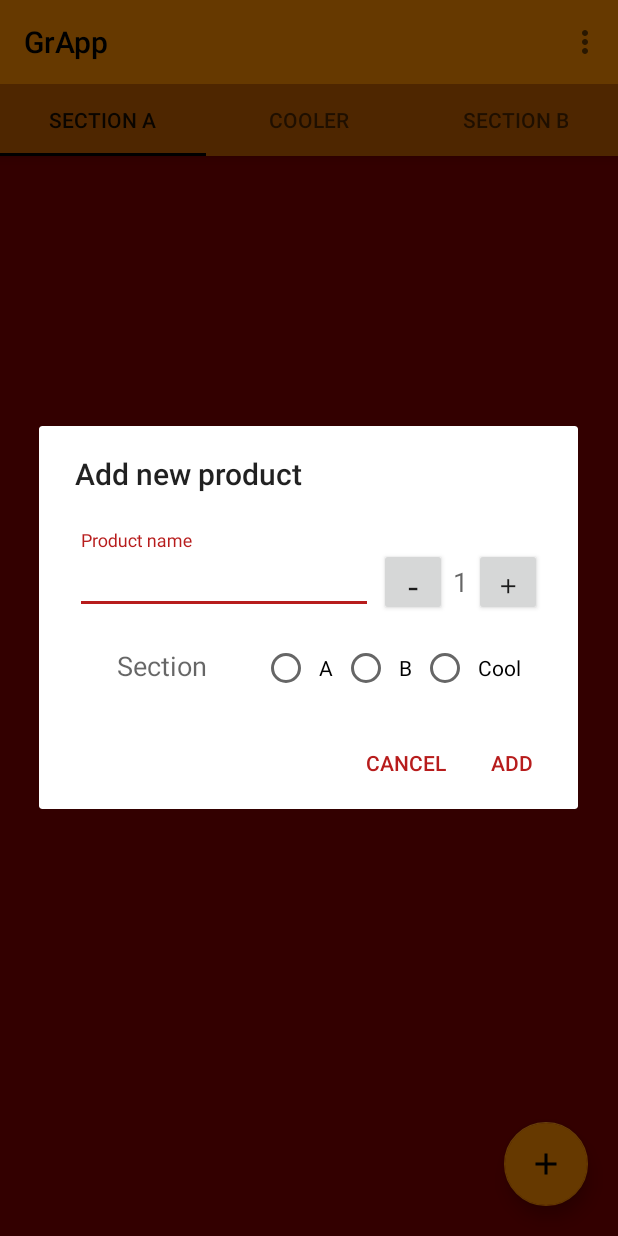
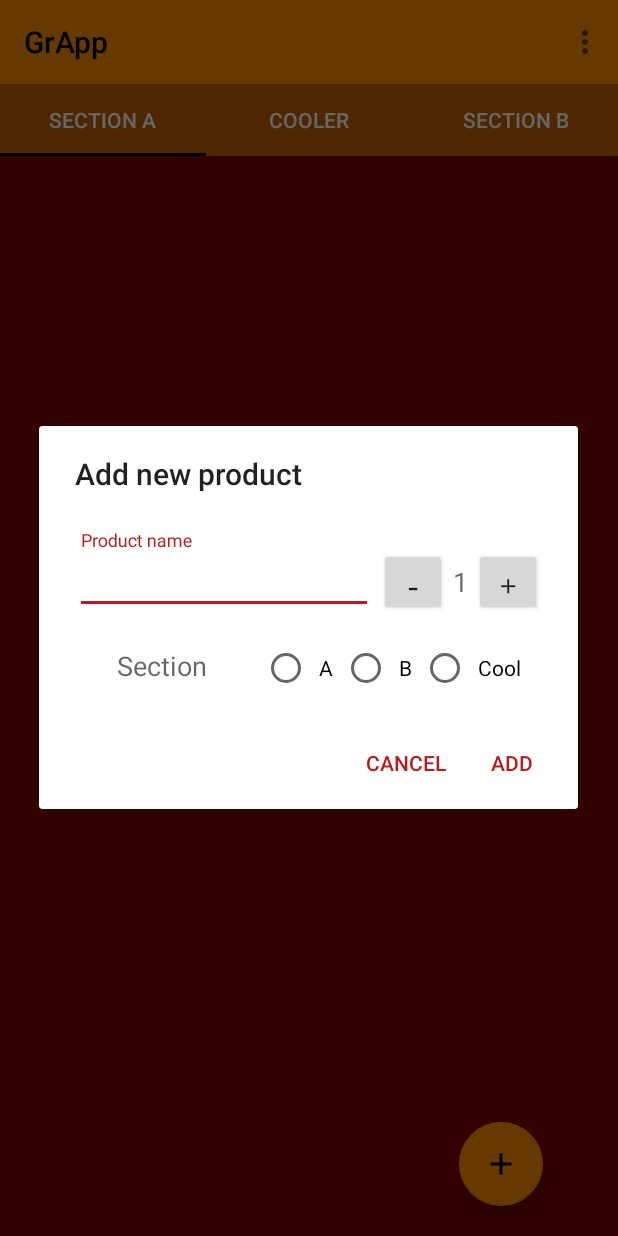
Before and after one commit to floatingreels/GroceryListJava, an Android app: the screen it shows after launch (MainActivity), after a tap on an icon or button, on a phone screen of 412 x 824 dp. Run offline under Robolectric (Android 15) with nearby library versions, the phone set to English and light mode, and no system bars; our stand-ins replace Room's generated code; 2 statements that could not run were skipped.

Commit message:
Changed text color for Tab Layout to secondaryTextColor

```diff
--- a/app/src/main/res/layout/activity_main.xml
+++ b/app/src/main/res/layout/activity_main.xml
@@ -10,8 +10,8 @@
         android:id="@+id/fab_add_product_dialog"
         android:layout_width="wrap_content"
         android:layout_height="wrap_content"
-        android:layout_marginEnd="20dp"
-        android:layout_marginRight="20dp"
+        android:layout_marginEnd="50dp"
+        android:layout_marginRight="50dp"
         android:layout_marginBottom="20dp"
         android:clickable="true"
         android:focusable="true"
@@ -40,7 +40,8 @@
             android:layout_width="match_parent"
             android:layout_height="wrap_content"
             android:background="@color/primaryDarkColor"
-            app:tabIndicatorColor="@color/primaryTextColor">
+            app:tabIndicatorColor="@color/primaryTextColor"
+            app:tabTextColor="@color/secondaryTextColor">
 
         </com.google.android.material.tabs.TabLayout>
 
@@ -50,12 +51,13 @@
         android:id="@+id/fragment_container"
         android:layout_width="0dp"
         android:layout_height="0dp"
+        android:scrollbars="vertical"
         app:layout_constraintBottom_toBottomOf="parent"
         app:layout_constraintEnd_toEndOf="parent"
         app:layout_constraintHorizontal_bias="0.0"
         app:layout_constraintStart_toStartOf="parent"
-        app:layout_constraintTop_toBottomOf="@+id/appBarLayout" />
-
+        app:layout_constraintTop_toBottomOf="@+id/appBarLayout"
+        app:layout_constraintVertical_bias="0.0" />
 
 
 </androidx.constraintlayout.widget.ConstraintLayout>
--- a/app/src/main/res/layout/card_product.xml
+++ b/app/src/main/res/layout/card_product.xml
@@ -54,11 +54,13 @@
             android:id="@+id/iv_card_add_to_cart"
             android:layout_width="wrap_content"
             android:layout_height="wrap_content"
-            android:layout_marginTop="6dp"
+            android:layout_marginTop="5dp"
             android:layout_marginEnd="4dp"
             android:layout_marginRight="4dp"
             android:clickable="true"
             android:contentDescription="@string/product_in_cart"
+            android:scaleX="1.2"
+            android:scaleY="1.2"
             app:layout_constraintEnd_toEndOf="parent"
             app:layout_constraintTop_toTopOf="parent"
             app:srcCompat="@drawable/ic_check_box_outline_blank"
```
